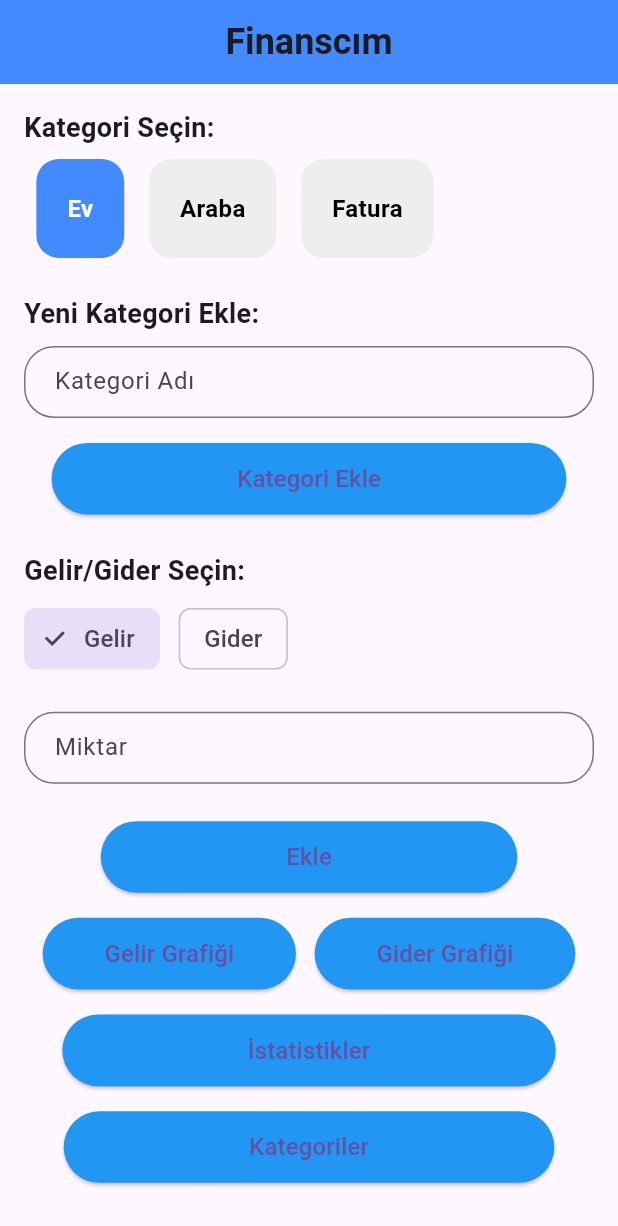
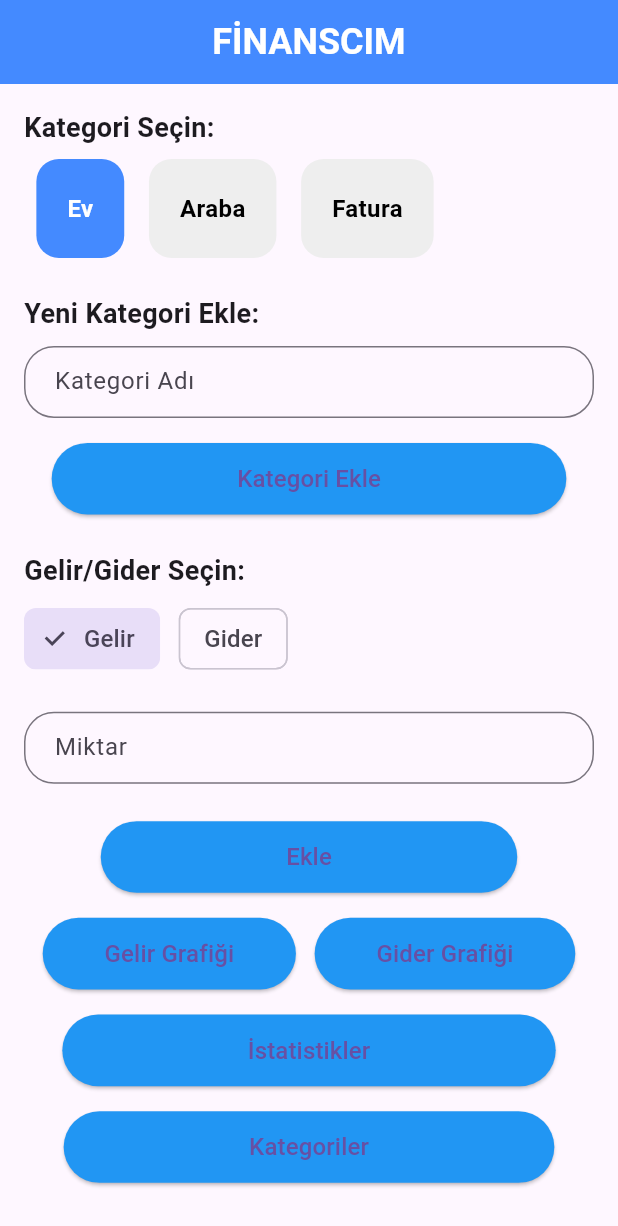
Before and after one commit to MehmetAliTspnr/finanscim_android_bitirme, a Flutter app: the HomePage screen opened directly, on a phone screen of 412 x 824 dp. Shown: the top 1226 px of the screen. Run offline on Flutter 3.47's test engine with Material 3 defaults, Android fonts, the phone set to English and light mode, and no system bars; our stand-ins replace cloud_firestore, firebase_auth, firebase_core, fl_chart; accounts and stored records are empty.

Commit message:
finans_takip_projem v1.7

```diff
--- a/lib/home_page.dart
+++ b/lib/home_page.dart
@@ -124,7 +124,7 @@ class _HomePageState extends State<HomePage> {
     return Scaffold(
       appBar: AppBar(
         centerTitle: true,
-        title: Text('Finanscım', style: TextStyle(fontWeight: FontWeight.bold, fontSize: 24)),
+        title: Text('FİNANSCIM', style: TextStyle(fontWeight: FontWeight.bold, fontSize: 24,color: Colors.white)),
         backgroundColor: Colors.blueAccent,
       ),
       body: Padding(
--- a/lib/pie_chart_page.dart
+++ b/lib/pie_chart_page.dart
@@ -71,7 +71,7 @@ class _PieChartPageState extends State<PieChartPage> {
   Widget build(BuildContext context) {
     return Scaffold(
       appBar: AppBar(
-        title: Text('${widget.type} Chart'),
+        title: Text('${widget.type} Grafiği'),
       ),
       body: FutureBuilder<List<Transaction>>(
         future: transactionsFuture,
```
